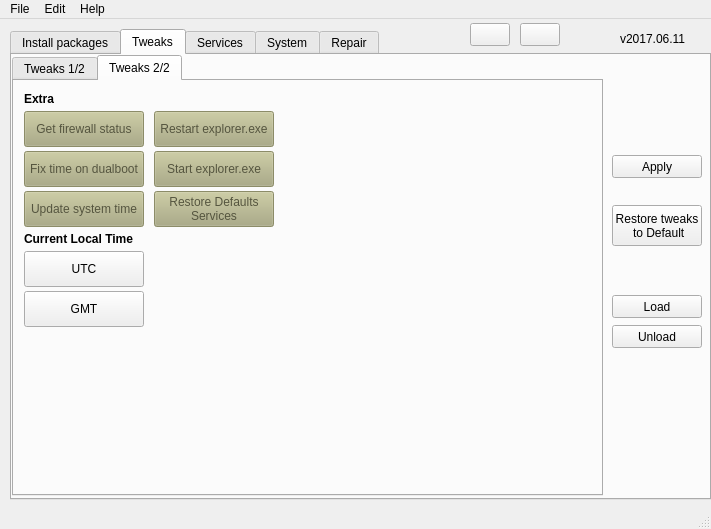
This is mainwindow.ui in adgellida/winsys as Qt 5 draws it before an edit. The edited form follows.
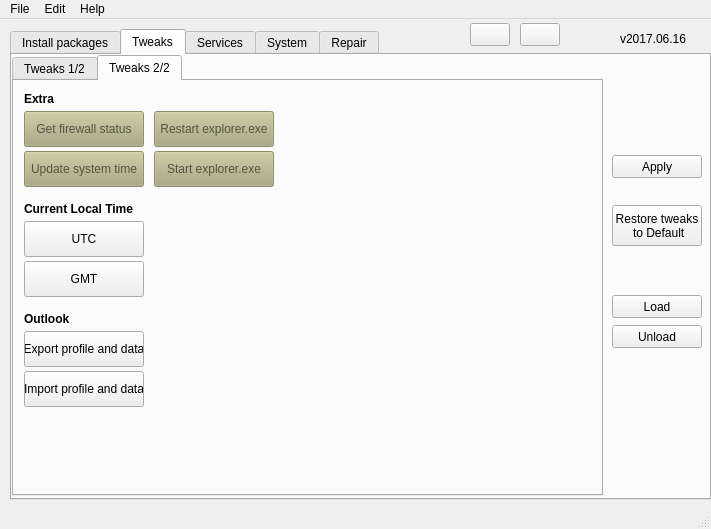
This is the edited form. The open tabs and pages were chosen to show the change. Icons and pictures are not drawn.

```diff
--- a/mainwindow.ui
+++ b/mainwindow.ui
@@ -1595,455 +1595,6 @@
          <bool>false</bool>
         </property>
        </widget>
-       <widget class="QPushButton" name="fixTimeOnDualbootButton">
-        <property name="enabled">
-         <bool>false</bool>
-        </property>
-        <property name="geometry">
-         <rect>
-          <x>10</x>
-          <y>70</y>
-          <width>120</width>
-          <height>36</height>
-         </rect>
-        </property>
-        <property name="palette">
-         <palette>
-          <active>
-           <colorrole role="WindowText">
-            <brush brushstyle="SolidPattern">
-             <color alpha="255">
-              <red>0</red>
-              <green>0</green>
-              <blue>0</blue>
-             </color>
-            </brush>
-           </colorrole>
-           <colorrole role="Button">
-            <brush brushstyle="SolidPattern">
-             <color alpha="255">
-              <red>170</red>
-              <green>170</green>
-              <blue>127</blue>
-             </color>
-            </brush>
-           </colorrole>
-           <colorrole role="Light">
-            <brush brushstyle="SolidPattern">
-             <color alpha="255">
-              <red>255</red>
-              <green>255</green>
-              <blue>191</blue>
-             </color>
-            </brush>
-           </colorrole>
-           <colorrole role="Midlight">
-            <brush brushstyle="SolidPattern">
-             <color alpha="255">
-              <red>212</red>
-              <green>212</green>
-              <blue>159</blue>
-             </color>
-            </brush>
-           </colorrole>
-           <colorrole role="Dark">
-            <brush brushstyle="SolidPattern">
-             <color alpha="255">
-              <red>85</red>
-              <green>85</green>
-              <blue>63</blue>
-             </color>
-            </brush>
-           </colorrole>
-           <colorrole role="Mid">
-            <brush brushstyle="SolidPattern">
-             <color alpha="255">
-              <red>113</red>
-              <green>113</green>
-              <blue>84</blue>
-             </color>
-            </brush>
-           </colorrole>
-           <colorrole role="Text">
-            <brush brushstyle="SolidPattern">
-             <color alpha="255">
-              <red>0</red>
-              <green>0</green>
-              <blue>0</blue>
-             </color>
-            </brush>
-           </colorrole>
-           <colorrole role="BrightText">
-            <brush brushstyle="SolidPattern">
-             <color alpha="255">
-              <red>255</red>
-              <green>255</green>
-              <blue>255</blue>
-             </color>
-            </brush>
-           </colorrole>
-           <colorrole role="ButtonText">
-            <brush brushstyle="SolidPattern">
-             <color alpha="255">
-              <red>0</red>
-              <green>0</green>
-              <blue>0</blue>
-             </color>
-            </brush>
-           </colorrole>
-           <colorrole role="Base">
-            <brush brushstyle="SolidPattern">
-             <color alpha="255">
-              <red>255</red>
-              <green>255</green>
-              <blue>255</blue>
-             </color>
-            </brush>
-           </colorrole>
-           <colorrole role="Window">
-            <brush brushstyle="SolidPattern">
-             <color alpha="255">
-              <red>170</red>
-              <green>170</green>
-              <blue>127</blue>
-             </color>
-            </brush>
-           </colorrole>
-           <colorrole role="Shadow">
-            <brush brushstyle="SolidPattern">
-             <color alpha="255">
-              <red>0</red>
-              <green>0</green>
-              <blue>0</blue>
-             </color>
-            </brush>
-           </colorrole>
-           <colorrole role="AlternateBase">
-            <brush brushstyle="SolidPattern">
-             <color alpha="255">
-              <red>212</red>
-              <green>212</green>
-              <blue>191</blue>
-             </color>
-            </brush>
-           </colorrole>
-           <colorrole role="ToolTipBase">
-            <brush brushstyle="SolidPattern">
-             <color alpha="255">
-              <red>255</red>
-              <green>255</green>
-              <blue>220</blue>
-             </color>
-            </brush>
-           </colorrole>
-           <colorrole role="ToolTipText">
-            <brush brushstyle="SolidPattern">
-             <color alpha="255">
-              <red>0</red>
-              <green>0</green>
-              <blue>0</blue>
-             </color>
-            </brush>
-           </colorrole>
-          </active>
-          <inactive>
-           <colorrole role="WindowText">
-            <brush brushstyle="SolidPattern">
-             <color alpha="255">
-              <red>0</red>
-              <green>0</green>
-              <blue>0</blue>
-             </color>
-            </brush>
-           </colorrole>
-           <colorrole role="Button">
-            <brush brushstyle="SolidPattern">
-             <color alpha="255">
-              <red>170</red>
-              <green>170</green>
-              <blue>127</blue>
-             </color>
-            </brush>
-           </colorrole>
-           <colorrole role="Light">
-            <brush brushstyle="SolidPattern">
-             <color alpha="255">
-              <red>255</red>
-              <green>255</green>
-              <blue>191</blue>
-             </color>
-            </brush>
-           </colorrole>
-           <colorrole role="Midlight">
-            <brush brushstyle="SolidPattern">
-             <color alpha="255">
-              <red>212</red>
-              <green>212</green>
-              <blue>159</blue>
-             </color>
-            </brush>
-           </colorrole>
-           <colorrole role="Dark">
-            <brush brushstyle="SolidPattern">
-             <color alpha="255">
-              <red>85</red>
-              <green>85</green>
-              <blue>63</blue>
-             </color>
-            </brush>
-           </colorrole>
-           <colorrole role="Mid">
-            <brush brushstyle="SolidPattern">
-             <color alpha="255">
-              <red>113</red>
-              <green>113</green>
-              <blue>84</blue>
-             </color>
-            </brush>
-           </colorrole>
-           <colorrole role="Text">
-            <brush brushstyle="SolidPattern">
-             <color alpha="255">
-              <red>0</red>
-              <green>0</green>
-              <blue>0</blue>
-             </color>
-            </brush>
-           </colorrole>
-           <colorrole role="BrightText">
-            <brush brushstyle="SolidPattern">
-             <color alpha="255">
-              <red>255</red>
-              <green>255</green>
-              <blue>255</blue>
-             </color>
-            </brush>
-           </colorrole>
-           <colorrole role="ButtonText">
-            <brush brushstyle="SolidPattern">
-             <color alpha="255">
-              <red>0</red>
-              <green>0</green>
-              <blue>0</blue>
-             </color>
-            </brush>
-           </colorrole>
-           <colorrole role="Base">
-            <brush brushstyle="SolidPattern">
-             <color alpha="255">
-              <red>255</red>
-              <green>255</green>
-              <blue>255</blue>
-             </color>
-            </brush>
-           </colorrole>
-           <colorrole role="Window">
-            <brush brushstyle="SolidPattern">
-             <color alpha="255">
-              <red>170</red>
-              <green>170</green>
-              <blue>127</blue>
-             </color>
-            </brush>
-           </colorrole>
-           <colorrole role="Shadow">
-            <brush brushstyle="SolidPattern">
-             <color alpha="255">
-              <red>0</red>
-              <green>0</green>
-              <blue>0</blue>
-             </color>
-            </brush>
-           </colorrole>
-           <colorrole role="AlternateBase">
-            <brush brushstyle="SolidPattern">
-             <color alpha="255">
-              <red>212</red>
-              <green>212</green>
-              <blue>191</blue>
-             </color>
-            </brush>
-           </colorrole>
-           <colorrole role="ToolTipBase">
-            <brush brushstyle="SolidPattern">
-             <color alpha="255">
-              <red>255</red>
-              <green>255</green>
-              <blue>220</blue>
-             </color>
-            </brush>
-           </colorrole>
-           <colorrole role="ToolTipText">
-            <brush brushstyle="SolidPattern">
-             <color alpha="255">
-              <red>0</red>
-              <green>0</green>
-              <blue>0</blue>
-             </color>
-            </brush>
-           </colorrole>
-          </inactive>
-          <disabled>
-           <colorrole role="WindowText">
-            <brush brushstyle="SolidPattern">
-             <color alpha="255">
-              <red>85</red>
-              <green>85</green>
-              <blue>63</blue>
-             </color>
-            </brush>
-           </colorrole>
-           <colorrole role="Button">
-            <brush brushstyle="SolidPattern">
-             <color alpha="255">
-              <red>170</red>
-              <green>170</green>
-              <blue>127</blue>
-             </color>
-            </brush>
-           </colorrole>
-           <colorrole role="Light">
-            <brush brushstyle="SolidPattern">
-             <color alpha="255">
-              <red>255</red>
-              <green>255</green>
-              <blue>191</blue>
-             </color>
-            </brush>
-           </colorrole>
-           <colorrole role="Midlight">
-            <brush brushstyle="SolidPattern">
-             <color alpha="255">
-              <red>212</red>
-              <green>212</green>
-              <blue>159</blue>
-             </color>
-            </brush>
-           </colorrole>
-           <colorrole role="Dark">
-            <brush brushstyle="SolidPattern">
-             <color alpha="255">
-              <red>85</red>
-              <green>85</green>
-              <blue>63</blue>
-             </color>
-            </brush>
-           </colorrole>
-           <colorrole role="Mid">
-            <brush brushstyle="SolidPattern">
-             <color alpha="255">
-              <red>113</red>
-              <green>113</green>
-              <blue>84</blue>
-             </color>
-            </brush>
-           </colorrole>
-           <colorrole role="Text">
-            <brush brushstyle="SolidPattern">
-             <color alpha="255">
-              <red>85</red>
-              <green>85</green>
-              <blue>63</blue>
-             </color>
-            </brush>
-           </colorrole>
-           <colorrole role="BrightText">
-            <brush brushstyle="SolidPattern">
-             <color alpha="255">
-              <red>255</red>
-              <green>255</green>
-              <blue>255</blue>
-             </color>
-            </brush>
-           </colorrole>
-           <colorrole role="ButtonText">
-            <brush brushstyle="SolidPattern">
-             <color alpha="255">
-              <red>85</red>
-              <green>85</green>
-              <blue>63</blue>
-             </color>
-            </brush>
-           </colorrole>
-           <colorrole role="Base">
-            <brush brushstyle="SolidPattern">
-             <color alpha="255">
-              <red>170</red>
-              <green>170</green>
-              <blue>127</blue>
-             </color>
-            </brush>
-           </colorrole>
-           <colorrole role="Window">
-            <brush brushstyle="SolidPattern">
-             <color alpha="255">
-              <red>170</red>
-              <green>170</green>
-              <blue>127</blue>
-             </color>
-            </brush>
-           </colorrole>
-           <colorrole role="Shadow">
-            <brush brushstyle="SolidPattern">
-             <color alpha="255">
-              <red>0</red>
-              <green>0</green>
-              <blue>0</blue>
-             </color>
-            </brush>
-           </colorrole>
-           <colorrole role="AlternateBase">
-            <brush brushstyle="SolidPattern">
-             <color alpha="255">
-              <red>170</red>
-              <green>170</green>
-              <blue>127</blue>
-             </color>
-            </brush>
-           </colorrole>
-           <colorrole role="ToolTipBase">
-            <brush brushstyle="SolidPattern">
-             <color alpha="255">
-              <red>255</red>
-              <green>255</green>
-              <blue>220</blue>
-             </color>
-            </brush>
-           </colorrole>
-           <colorrole role="ToolTipText">
-            <brush brushstyle="SolidPattern">
-             <color alpha="255">
-              <red>0</red>
-              <green>0</green>
-              <blue>0</blue>
-             </color>
-            </brush>
-           </colorrole>
-          </disabled>
-         </palette>
-        </property>
-        <property name="toolTip">
-         <string>&lt;html&gt;&lt;head/&gt;&lt;body&gt;&lt;p&gt;When your Windows license expires?&lt;/p&gt;&lt;/body&gt;&lt;/html&gt;</string>
-        </property>
-        <property name="whatsThis">
-         <string/>
-        </property>
-        <property name="text">
-         <string>Fix time on dualboot</string>
-        </property>
-        <property name="iconSize">
-         <size>
-          <width>30</width>
-          <height>30</height>
-         </size>
-        </property>
-        <property name="shortcut">
-         <string/>
-        </property>
-        <property name="checkable">
-         <bool>false</bool>
-        </property>
-       </widget>
        <widget class="QPushButton" name="updateSystemTimeButton">
         <property name="enabled">
          <bool>false</bool>
@@ -2051,7 +1602,7 @@
         <property name="geometry">
          <rect>
           <x>10</x>
-          <y>110</y>
+          <y>70</y>
           <width>120</width>
           <height>36</height>
          </rect>
@@ -2497,7 +2048,7 @@
         <property name="geometry">
          <rect>
           <x>10</x>
-          <y>150</y>
+          <y>120</y>
           <width>171</width>
           <height>16</height>
          </rect>
@@ -2958,453 +2509,6 @@
          <bool>false</bool>
         </property>
        </widget>
-       <widget class="QPushButton" name="restoreDefaultsServicesButton">
-        <property name="enabled">
-         <bool>false</bool>
-        </property>
-        <property name="geometry">
-         <rect>
-          <x>140</x>
-          <y>110</y>
-          <width>120</width>
-          <height>36</height>
-         </rect>
-        </property>
-        <property name="palette">
-         <palette>
-          <active>
-           <colorrole role="WindowText">
-            <brush brushstyle="SolidPattern">
-             <color alpha="255">
-              <red>0</red>
-              <green>0</green>
-              <blue>0</blue>
-             </color>
-            </brush>
-           </colorrole>
-           <colorrole role="Button">
-            <brush brushstyle="SolidPattern">
-             <color alpha="255">
-              <red>170</red>
-              <green>170</green>
-              <blue>127</blue>
-             </color>
-            </brush>
-           </colorrole>
-           <colorrole role="Light">
-            <brush brushstyle="SolidPattern">
-             <color alpha="255">
-              <red>255</red>
-              <green>255</green>
-              <blue>191</blue>
-             </color>
-            </brush>
-           </colorrole>
-           <colorrole role="Midlight">
-            <brush brushstyle="SolidPattern">
-             <color alpha="255">
-              <red>212</red>
-              <green>212</green>
-              <blue>159</blue>
-             </color>
-            </brush>
-           </colorrole>
-           <colorrole role="Dark">
-            <brush brushstyle="SolidPattern">
-             <color alpha="255">
-              <red>85</red>
-              <green>85</green>
-              <blue>63</blue>
-             </color>
-            </brush>
-           </colorrole>
-           <colorrole role="Mid">
-            <brush brushstyle="SolidPattern">
-             <color alpha="255">
-              <red>113</red>
-              <green>113</green>
-              <blue>84</blue>
-             </color>
-            </brush>
-           </colorrole>
-           <colorrole role="Text">
-            <brush brushstyle="SolidPattern">
-             <color alpha="255">
-              <red>0</red>
-              <green>0</green>
-              <blue>0</blue>
-             </color>
-            </brush>
-           </colorrole>
-           <colorrole role="BrightText">
-            <brush brushstyle="SolidPattern">
-             <color alpha="255">
-              <red>255</red>
-              <green>255</green>
-              <blue>255</blue>
-             </color>
-            </brush>
-           </colorrole>
-           <colorrole role="ButtonText">
-            <brush brushstyle="SolidPattern">
-             <color alpha="255">
-              <red>0</red>
-              <green>0</green>
-              <blue>0</blue>
-             </color>
-            </brush>
-           </colorrole>
-           <colorrole role="Base">
-            <brush brushstyle="SolidPattern">
-             <color alpha="255">
-              <red>255</red>
-              <green>255</green>
-              <blue>255</blue>
-             </color>
-            </brush>
-           </colorrole>
-           <colorrole role="Window">
-            <brush brushstyle="SolidPattern">
-             <color alpha="255">
-              <red>170</red>
-              <green>170</green>
-              <blue>127</blue>
-             </color>
-            </brush>
-           </colorrole>
-           <colorrole role="Shadow">
-            <brush brushstyle="SolidPattern">
-             <color alpha="255">
-              <red>0</red>
-              <green>0</green>
-              <blue>0</blue>
-             </color>
-            </brush>
-           </colorrole>
-           <colorrole role="AlternateBase">
-            <brush brushstyle="SolidPattern">
-             <color alpha="255">
-              <red>212</red>
-              <green>212</green>
-              <blue>191</blue>
-             </color>
-            </brush>
-           </colorrole>
-           <colorrole role="ToolTipBase">
-            <brush brushstyle="SolidPattern">
-             <color alpha="255">
-              <red>255</red>
-              <green>255</green>
-              <blue>220</blue>
-             </color>
-            </brush>
-           </colorrole>
-           <colorrole role="ToolTipText">
-            <brush brushstyle="SolidPattern">
-             <color alpha="255">
-              <red>0</red>
-              <green>0</green>
-              <blue>0</blue>
-             </color>
-            </brush>
-           </colorrole>
-          </active>
-          <inactive>
-           <colorrole role="WindowText">
-            <brush brushstyle="SolidPattern">
-             <color alpha="255">
-              <red>0</red>
-              <green>0</green>
-              <blue>0</blue>
-             </color>
-            </brush>
-           </colorrole>
-           <colorrole role="Button">
-            <brush brushstyle="SolidPattern">
-             <color alpha="255">
-              <red>170</red>
-              <green>170</green>
-              <blue>127</blue>
-             </color>
-            </brush>
-           </colorrole>
-           <colorrole role="Light">
-            <brush brushstyle="SolidPattern">
-             <color alpha="255">
-              <red>255</red>
-              <green>255</green>
-              <blue>191</blue>
-             </color>
-            </brush>
-           </colorrole>
-           <colorrole role="Midlight">
-            <brush brushstyle="SolidPattern">
-             <color alpha="255">
-              <red>212</red>
-              <green>212</green>
-              <blue>159</blue>
-             </color>
-            </brush>
-           </colorrole>
-           <colorrole role="Dark">
-            <brush brushstyle="SolidPattern">
-             <color alpha="255">
-              <red>85</red>
-              <green>85</green>
-              <blue>63</blue>
-             </color>
-            </brush>
-           </colorrole>
-           <colorrole role="Mid">
-            <brush brushstyle="SolidPattern">
-             <color alpha="255">
-              <red>113</red>
-              <green>113</green>
-              <blue>84</blue>
-             </color>
-            </brush>
-           </colorrole>
-           <colorrole role="Text">
-            <brush brushstyle="SolidPattern">
-             <color alpha="255">
-              <red>0</red>
-              <green>0</green>
-              <blue>0</blue>
-             </color>
-            </brush>
-           </colorrole>
-           <colorrole role="BrightText">
-            <brush brushstyle="SolidPattern">
-             <color alpha="255">
-              <red>255</red>
-              <green>255</green>
-              <blue>255</blue>
-             </color>
-            </brush>
-           </colorrole>
-           <colorrole role="ButtonText">
-            <brush brushstyle="SolidPattern">
-             <color alpha="255">
-              <red>0</red>
-              <green>0</green>
-              <blue>0</blue>
-             </color>
-            </brush>
-           </colorrole>
-           <colorrole role="Base">
-            <brush brushstyle="SolidPattern">
-             <color alpha="255">
-              <red>255</red>
-              <green>255</green>
-              <blue>255</blue>
-             </color>
-            </brush>
-           </colorrole>
-           <colorrole role="Window">
-            <brush brushstyle="SolidPattern">
-             <color alpha="255">
-              <red>170</red>
-              <green>170</green>
-              <blue>127</blue>
-             </color>
-            </brush>
-           </colorrole>
-           <colorrole role="Shadow">
-            <brush brushstyle="SolidPattern">
-             <color alpha="255">
-              <red>0</red>
-              <green>0</green>
-              <blue>0</blue>
-             </color>
-            </brush>
-           </colorrole>
-           <colorrole role="AlternateBase">
-            <brush brushstyle="SolidPattern">
-             <color alpha="255">
-              <red>212</red>
-              <green>212</green>
-              <blue>191</blue>
-             </color>
-            </brush>
-           </colorrole>
-           <colorrole role="ToolTipBase">
-            <brush brushstyle="SolidPattern">
-             <color alpha="255">
-              <red>255</red>
-              <green>255</green>
-              <blue>220</blue>
-             </color>
-            </brush>
-           </colorrole>
-           <colorrole role="ToolTipText">
-            <brush brushstyle="SolidPattern">
-             <color alpha="255">
-              <red>0</red>
-              <green>0</green>
-              <blue>0</blue>
-             </color>
-            </brush>
-           </colorrole>
-          </inactive>
-          <disabled>
-           <colorrole role="WindowText">
-            <brush brushstyle="SolidPattern">
-             <color alpha="255">
-              <red>85</red>
-              <green>85</green>
-              <blue>63</blue>
-             </color>
-            </brush>
-           </colorrole>
-           <colorrole role="Button">
-            <brush brushstyle="SolidPattern">
-             <color alpha="255">
-              <red>170</red>
-              <green>170</green>
-              <blue>127</blue>
-             </color>
-            </brush>
-           </colorrole>
-           <colorrole role="Light">
-            <brush brushstyle="SolidPattern">
-             <color alpha="255">
-              <red>255</red>
-              <green>255</green>
-              <blue>191</blue>
-             </color>
-            </brush>
-           </colorrole>
-           <colorrole role="Midlight">
-            <brush brushstyle="SolidPattern">
-             <color alpha="255">
-              <red>212</red>
-              <green>212</green>
-              <blue>159</blue>
-             </color>
-            </brush>
-           </colorrole>
-           <colorrole role="Dark">
-            <brush brushstyle="SolidPattern">
-             <color alpha="255">
-              <red>85</red>
-              <green>85</green>
-              <blue>63</blue>
-             </color>
-            </brush>
-           </colorrole>
-           <colorrole role="Mid">
-            <brush brushstyle="SolidPattern">
-             <color alpha="255">
-              <red>113</red>
-              <green>113</green>
-              <blue>84</blue>
-             </color>
-            </brush>
-           </colorrole>
-           <colorrole role="Text">
-            <brush brushstyle="SolidPattern">
-             <color alpha="255">
-              <red>85</red>
-              <green>85</green>
-              <blue>63</blue>
-             </color>
-            </brush>
-           </colorrole>
-           <colorrole role="BrightText">
-            <brush brushstyle="SolidPattern">
-             <color alpha="255">
-              <red>255</red>
-              <green>255</green>
-              <blue>255</blue>
-             </color>
-            </brush>
-           </colorrole>
-           <colorrole role="ButtonText">
-            <brush brushstyle="SolidPattern">
-             <color alpha="255">
-              <red>85</red>
-              <green>85</green>
-              <blue>63</blue>
-             </color>
-            </brush>
-           </colorrole>
-           <colorrole role="Base">
-            <brush brushstyle="SolidPattern">
-             <color alpha="255">
-              <red>170</red>
-              <green>170</green>
-              <blue>127</blue>
-             </color>
-            </brush>
-           </colorrole>
-           <colorrole role="Window">
-            <brush brushstyle="SolidPattern">
-             <color alpha="255">
-              <red>170</red>
-              <green>170</green>
-              <blue>127</blue>
-             </color>
-            </brush>
-           </colorrole>
-           <colorrole role="Shadow">
-            <brush brushstyle="SolidPattern">
-             <color alpha="255">
-              <red>0</red>
-              <green>0</green>
-              <blue>0</blue>
-             </color>
-            </brush>
-           </colorrole>
-           <colorrole role="AlternateBase">
-            <brush brushstyle="SolidPattern">
-             <color alpha="255">
-              <red>170</red>
-              <green>170</green>
-              <blue>127</blue>
-             </color>
-            </brush>
-           </colorrole>
-           <colorrole role="ToolTipBase">
-            <brush brushstyle="SolidPattern">
-             <color alpha="255">
-              <red>255</red>
-              <green>255</green>
-              <blue>220</blue>
-             </color>
-            </brush>
-           </colorrole>
-           <colorrole role="ToolTipText">
-            <brush brushstyle="SolidPattern">
-             <color alpha="255">
-              <red>0</red>
-              <green>0</green>
-              <blue>0</blue>
-             </color>
-            </brush>
-           </colorrole>
-          </disabled>
-         </palette>
-        </property>
-        <property name="whatsThis">
-         <string/>
-        </property>
-        <property name="text">
-         <string>Restore Defaults
-Services</string>
-        </property>
-        <property name="iconSize">
-         <size>
-          <width>30</width>
-          <height>30</height>
-         </size>
-        </property>
-        <property name="shortcut">
-         <string/>
-        </property>
-        <property name="checkable">
-         <bool>false</bool>
-        </property>
-       </widget>
        <widget class="QPushButton" name="restartExplorerButton">
         <property name="enabled">
          <bool>false</bool>
@@ -3855,7 +2959,7 @@
         <property name="geometry">
          <rect>
           <x>10</x>
-          <y>170</y>
+          <y>140</y>
           <width>120</width>
           <height>36</height>
          </rect>
@@ -3902,7 +3006,7 @@
         <property name="geometry">
          <rect>
           <x>10</x>
-          <y>210</y>
+          <y>180</y>
           <width>120</width>
           <height>36</height>
          </rect>
@@ -3926,6 +3030,87 @@
          <bool>false</bool>
         </property>
        </widget>
+       <widget class="QPushButton" name="ExportOutlookButton">
+        <property name="geometry">
+         <rect>
+          <x>10</x>
+          <y>250</y>
+          <width>120</width>
+          <height>36</height>
+         </rect>
+        </property>
+        <property name="toolTip">
+         <string>&lt;html&gt;&lt;head/&gt;&lt;body&gt;&lt;p&gt;Uses defaults locations only&lt;/p&gt;&lt;p&gt;From:&lt;/p&gt;&lt;p&gt;HKEY_CURRENT_USER\\Software\\Microsoft\\Windows NT\\CurrentVersion\\Windows Messaging Subsystem\\Profiles&lt;/p&gt;&lt;p&gt;%localappdata%\Microsoft\Outlook\*&lt;/p&gt;&lt;p&gt;To:&lt;/p&gt;&lt;p&gt;C:\Program Files(x86)\winsys\OutlookProfile\OutlookWinsys.reg&lt;/p&gt;&lt;p&gt;C:\Program Files(x86)\winsys\OutlookData\*&lt;/p&gt;&lt;/body&gt;&lt;/html&gt;</string>
+        </property>
+        <property name="whatsThis">
+         <string>&lt;html&gt;&lt;head/&gt;&lt;body&gt;&lt;p&gt;&lt;br/&gt;&lt;/p&gt;&lt;/body&gt;&lt;/html&gt;</string>
+        </property>
+        <property name="text">
+         <string>Export profile and data</string>
+        </property>
+        <property name="iconSize">
+         <size>
+          <width>30</width>
+          <height>30</height>
+         </size>
+        </property>
+        <property name="shortcut">
+         <string/>
+        </property>
+        <property name="checkable">
+         <bool>false</bool>
+        </property>
+       </widget>
+       <widget class="QLabel" name="label_16">
+        <property name="geometry">
+         <rect>
+          <x>10</x>
+          <y>230</y>
+          <width>171</width>
+          <height>16</height>
+         </rect>
+        </property>
+        <property name="font">
+         <font>
+          <weight>75</weight>
+          <bold>true</bold>
+         </font>
+        </property>
+        <property name="text">
+         <string>Outlook</string>
+        </property>
+       </widget>
+       <widget class="QPushButton" name="ImportOutlookButton">
+        <property name="geometry">
+         <rect>
+          <x>10</x>
+          <y>290</y>
+          <width>120</width>
+          <height>36</height>
+         </rect>
+        </property>
+        <property name="toolTip">
+         <string>&lt;html&gt;&lt;head/&gt;&lt;body&gt;&lt;p&gt;Uses defaults locations only&lt;/p&gt;&lt;p&gt;From:&lt;/p&gt;&lt;p&gt;C:\Program Files(x86)\winsys\OutlookProfile\OutlookWinsys.reg&lt;/p&gt;&lt;p&gt;C:\Program Files(x86)\winsys\OutlookData\*&lt;/p&gt;&lt;p&gt;To:&lt;/p&gt;&lt;p&gt;HKEY_CURRENT_USER\\Software\\Microsoft\\Windows NT\\CurrentVersion\\Windows Messaging Subsystem\\Profiles&lt;/p&gt;&lt;p&gt;%localappdata%\Microsoft\Outlook\*&lt;/p&gt;&lt;/body&gt;&lt;/html&gt;</string>
+        </property>
+        <property name="whatsThis">
+         <string>&lt;html&gt;&lt;head/&gt;&lt;body&gt;&lt;p&gt;&lt;br/&gt;&lt;/p&gt;&lt;/body&gt;&lt;/html&gt;</string>
+        </property>
+        <property name="text">
+         <string>Import profile and data</string>
+        </property>
+        <property name="iconSize">
+         <size>
+          <width>30</width>
+          <height>30</height>
+         </size>
+        </property>
+        <property name="shortcut">
+         <string/>
+        </property>
+        <property name="checkable">
+         <bool>false</bool>
+        </property>
+       </widget>
       </widget>
      </widget>
      <widget class="QPushButton" name="RestoreTweaksToDefaultButton">
@@ -4389,7 +3574,7 @@
      </rect>
     </property>
     <property name="text">
-     <string>v2017.06.11</string>
+     <string>v2017.06.16</string>
     </property>
    </widget>
    <widget class="QPushButton" name="updateAppButton">
```
Left out of the diff: 16 changed lines with no effect on the pictures.
